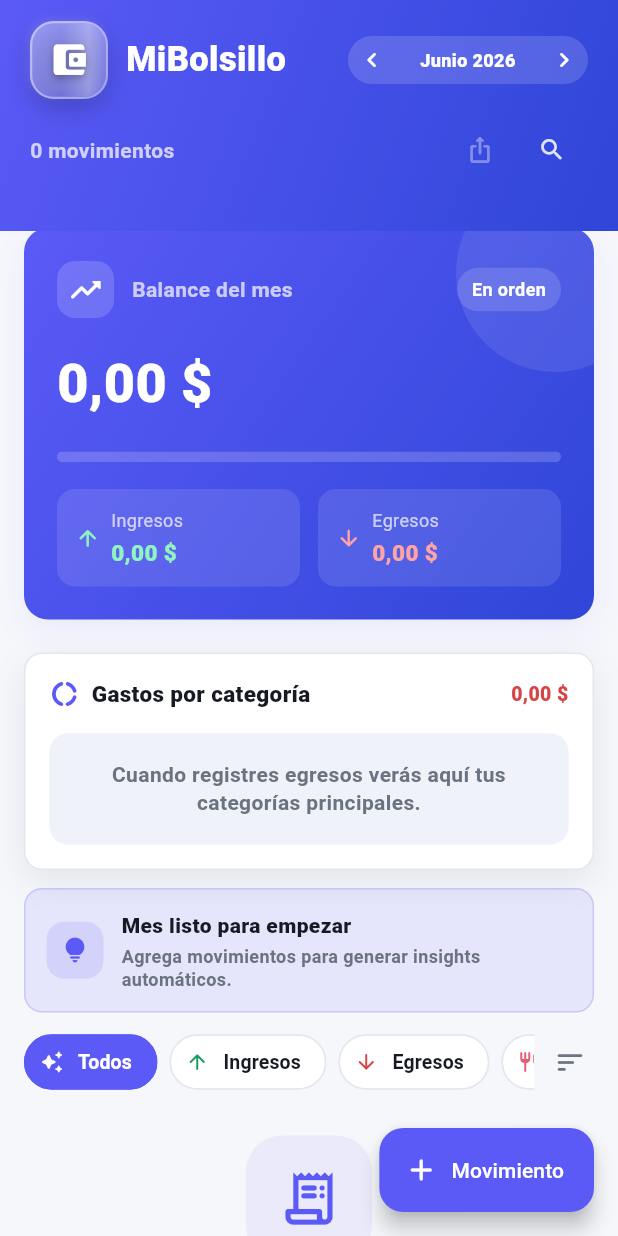
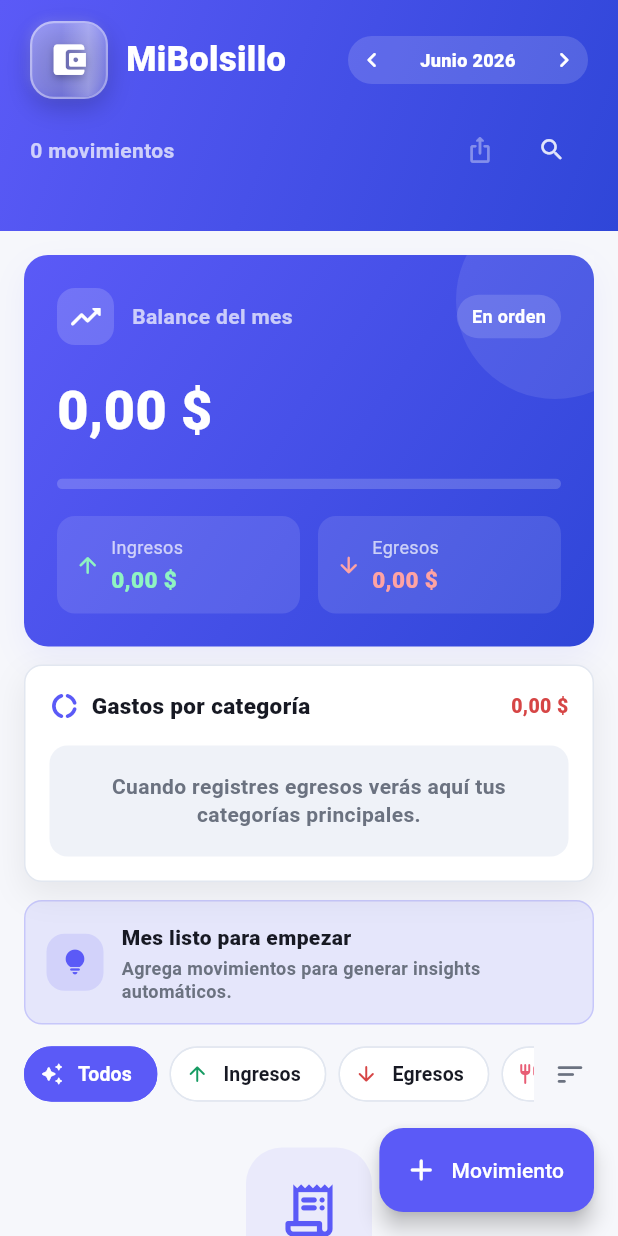
Before and after one commit to RCHUCOYA/mi_bolsillo, a Flutter app: the screen it shows after launch, on a phone screen of 412 x 824 dp. Run offline on Flutter 3.47's test engine with Material 3 defaults, Android fonts, the phone set to English and light mode, and no system bars; our stand-ins replace share_plus, sqflite; accounts and stored records are empty.

```diff
--- a/lib/screens/home_screen.dart
+++ b/lib/screens/home_screen.dart
@@ -215,14 +215,11 @@ class _HomeScreenState extends State<HomeScreen> {
                     child: Column(
                       children: [
                         if (!_cargando) ...[
-                          Transform.translate(
-                            offset: const Offset(0, -10),
-                            child: ResumenCard(
-                              ingresos: _ingresos,
-                              egresos: _egresos,
-                              ingresosAnterior: _ingresosAnterior,
-                              egresosAnterior: _egresosAnterior,
-                            ),
+                          ResumenCard(
+                            ingresos: _ingresos,
+                            egresos: _egresos,
+                            ingresosAnterior: _ingresosAnterior,
+                            egresosAnterior: _egresosAnterior,
                           ),
                           CategoriaChart(
                             totales: _totalesPorCategoria,
--- a/lib/widgets/resumen_card.dart
+++ b/lib/widgets/resumen_card.dart
@@ -36,7 +36,7 @@ class ResumenCard extends StatelessWidget {
     }
 
     return Container(
-      margin: const EdgeInsets.fromLTRB(16, 8, 16, 12),
+      margin: const EdgeInsets.fromLTRB(16, 16, 16, 12),
       decoration: BoxDecoration(
         gradient: colors.primaryGradient,
         borderRadius: BorderRadius.circular(AppRadius.lg),
```
Also changed, not shown: pubspec.lock, 1 other file.
